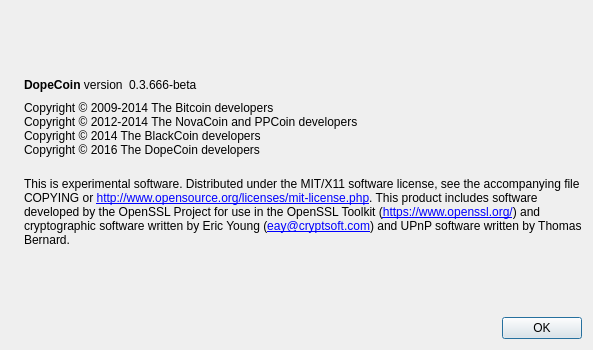
First picture: the form in src/qt/forms/aboutdialog.ui, repository lateminer/DopeCoinGold, before the edit.
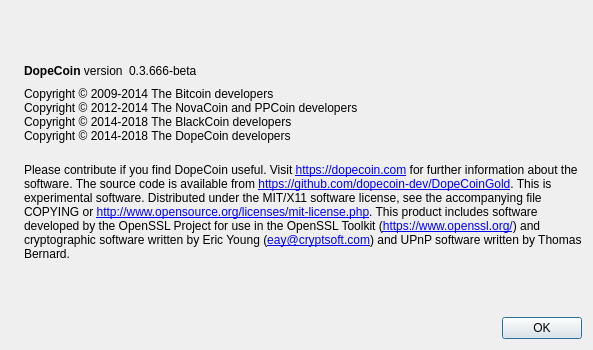
Second picture: the form after the edit. Icons and pictures are not drawn.

Commit message: Update copyrights in "About" dialog

```diff
--- a/src/qt/forms/aboutdialog.ui
+++ b/src/qt/forms/aboutdialog.ui
@@ -93,8 +93,8 @@
        <property name="text">
         <string>Copyright © 2009-2014 The Bitcoin developers
 Copyright © 2012-2014 The NovaCoin and PPCoin developers
-Copyright © 2014 The BlackCoin developers
-Copyright © 2016 The DopeCoin developers
+Copyright © 2014-2018 The BlackCoin developers
+Copyright © 2014-2018 The DopeCoin developers
 </string>
        </property>
        <property name="textInteractionFlags">
@@ -109,6 +109,10 @@
        </property>
        <property name="text">
         <string>
+Please contribute if you find DopeCoin useful. Visit &lt;a href=&quot;https://dopecoin.com&quot;&gt;https://dopecoin.com&lt;/a&gt; for further information about the software.
+
+The source code is available from &lt;a href=&quot;https://github.com/dopecoin-dev/DopeCoinGold&quot;&gt;https://github.com/dopecoin-dev/DopeCoinGold&lt;/a&gt;.
+
 This is experimental software.
 
 Distributed under the MIT/X11 software license, see the accompanying file COPYING or &lt;a href=&quot;http://www.opensource.org/licenses/mit-license.php&quot;&gt;http://www.opensource.org/licenses/mit-license.php&lt;/a&gt;.
```
